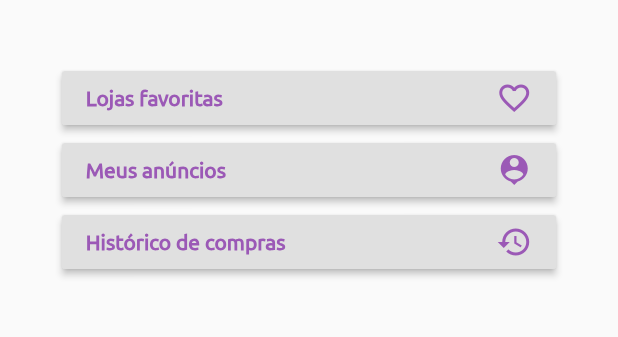
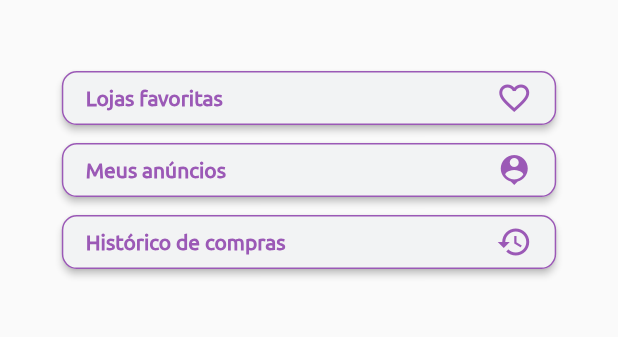
Before and after one commit to pauloj2000/engeconomica, a Flutter app: the InicioPage screen opened directly, on a phone screen of 412 x 824 dp, the part 455-792 px from its top. Run offline on Flutter 3.47's test engine with Material 2 defaults, Android fonts, the phone set to English and light mode, and no system bars; our stand-ins replace modal_progress_hud; project files that could hold a hidden picture were left out.

```diff
--- a/alternative/lib/infra/cores.dart
+++ b/alternative/lib/infra/cores.dart
@@ -5,4 +5,6 @@ class Cores {
   static Color laranja = new Color.fromRGBO(245, 176, 65, 1);
 
   static Color roxo = new Color.fromRGBO(155, 89, 182, 1);
+
+  static Color cinzaClaro = new Color.fromRGBO(242, 243, 244, 1);
 }
--- a/alternative/lib/pages/inicio.dart
+++ b/alternative/lib/pages/inicio.dart
@@ -1,5 +1,6 @@
 import 'package:alternative/infra/cores.dart';
-import 'package:alternative/infra/geral.dart';
+import 'package:alternative/components/geral.dart';
+import 'package:alternative/pages/search.dart';
 import 'package:flutter/cupertino.dart';
 import 'package:flutter/material.dart';
 import 'package:modal_progress_hud/modal_progress_hud.dart';
@@ -16,6 +17,7 @@ class _InicioPageState extends State<InicioPage> {
   @override
   Widget build(BuildContext context) {
     return Scaffold(
+//      floatingActionButton: ,
       appBar: _buildBar(context),
       body: ModalProgressHUD(
         inAsyncCall: _loading,
@@ -60,7 +62,10 @@ class _InicioPageState extends State<InicioPage> {
             labelText: 'Buscar',
             suffixIcon: GestureDetector(
                 onTap: () {
-                  print("Go to search page");
+                  Navigator.push(
+                    context,
+                    MaterialPageRoute(builder: (context) => SearchPage(_controllerPesquisa.text)),
+                  );
                 },
                 child: Icon(
                   Icons.search,
@@ -78,15 +83,25 @@ class _InicioPageState extends State<InicioPage> {
         right: MediaQuery.of(context).size.width * 0.1,
       ),
       child: new RaisedButton(
+        shape: RoundedRectangleBorder(
+            borderRadius: new BorderRadius.circular(10),
+            side: BorderSide(color: Cores.roxo)),
         onPressed: () {},
+        color: Cores.cinzaClaro,
         child: new Row(
           mainAxisAlignment: MainAxisAlignment.spaceBetween,
           children: <Widget>[
-            new Text('Lojas favoritas', style: TextStyle(
+            new Text(
+              'Lojas favoritas',
+              style: TextStyle(
+                color: Cores.roxo,
+                fontWeight: FontWeight.bold,
+              ),
+            ),
+            new Icon(
+              Icons.favorite_border,
               color: Cores.roxo,
-              fontWeight: FontWeight.bold,
-            ),),
-            new Icon(Icons.favorite_border, color: Cores.roxo,),
+            ),
           ],
         ),
       ),
@@ -100,15 +115,25 @@ class _InicioPageState extends State<InicioPage> {
         right: MediaQuery.of(context).size.width * 0.1,
       ),
       child: new RaisedButton(
+        shape: RoundedRectangleBorder(
+            borderRadius: new BorderRadius.circular(10),
+            side: BorderSide(color: Cores.roxo)),
         onPressed: () {},
+        color: Cores.cinzaClaro,
         child: new Row(
           mainAxisAlignment: MainAxisAlignment.spaceBetween,
           children: <Widget>[
-            new Text('Meus anúncios', style: TextStyle(
+            new Text(
+              'Meus anúncios',
+              style: TextStyle(
+                color: Cores.roxo,
+                fontWeight: FontWeight.bold,
+              ),
+            ),
+            new Icon(
+              Icons.person_pin,
               color: Cores.roxo,
-              fontWeight: FontWeight.bold,
-            ),),
-            new Icon(Icons.person_pin, color: Cores.roxo,),
+            ),
           ],
         ),
       ),
@@ -122,15 +147,25 @@ class _InicioPageState extends State<InicioPage> {
         right: MediaQuery.of(context).size.width * 0.1,
       ),
       child: new RaisedButton(
+        shape: RoundedRectangleBorder(
+            borderRadius: new BorderRadius.circular(10),
+            side: BorderSide(color: Cores.roxo)),
         onPressed: () {},
+        color: Cores.cinzaClaro,
         child: new Row(
           mainAxisAlignment: MainAxisAlignment.spaceBetween,
           children: <Widget>[
-            new Text('Histórico de compras', style: TextStyle(
+            new Text(
+              'Histórico de compras',
+              style: TextStyle(
+                color: Cores.roxo,
+                fontWeight: FontWeight.bold,
+              ),
+            ),
+            new Icon(
+              Icons.history,
               color: Cores.roxo,
-              fontWeight: FontWeight.bold,
-            ),),
-            new Icon(Icons.history, color: Cores.roxo,),
+            ),
           ],
         ),
       ),
--- a/alternative/lib/pages/login.dart
+++ b/alternative/lib/pages/login.dart
@@ -1,5 +1,5 @@
 import 'package:alternative/infra/cores.dart';
-import 'package:alternative/infra/geral.dart';
+import 'package:alternative/components/geral.dart';
 import 'package:flutter/cupertino.dart';
 import 'package:flutter/material.dart';
 
--- a/alternative/pubspec.yaml
+++ b/alternative/pubspec.yaml
@@ -24,6 +24,7 @@ dependencies:
   # Use with the CupertinoIcons class for iOS style icons.
   cupertino_icons: ^0.1.2
   modal_progress_hud: ^0.1.3
+  flutter_gallery_assets: 0.1.9+2
 
 dev_dependencies:
   flutter_test:
```
Also changed, not shown: alternative/lib/components/card_itens.dart (added, +126 -0 lines), alternative/lib/pages/search.dart (added, +89 -0 lines), alternative/lib/components/geral.dart (renamed from alternative/lib/infra/geral.dart), alternative/pubspec.lock.
